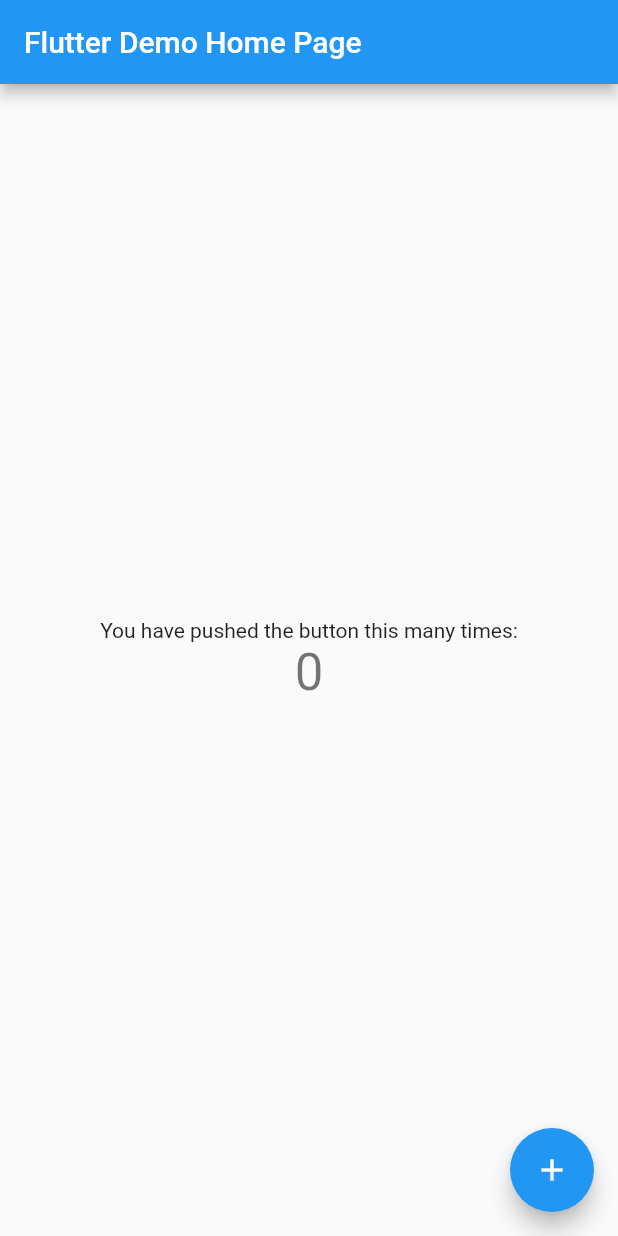
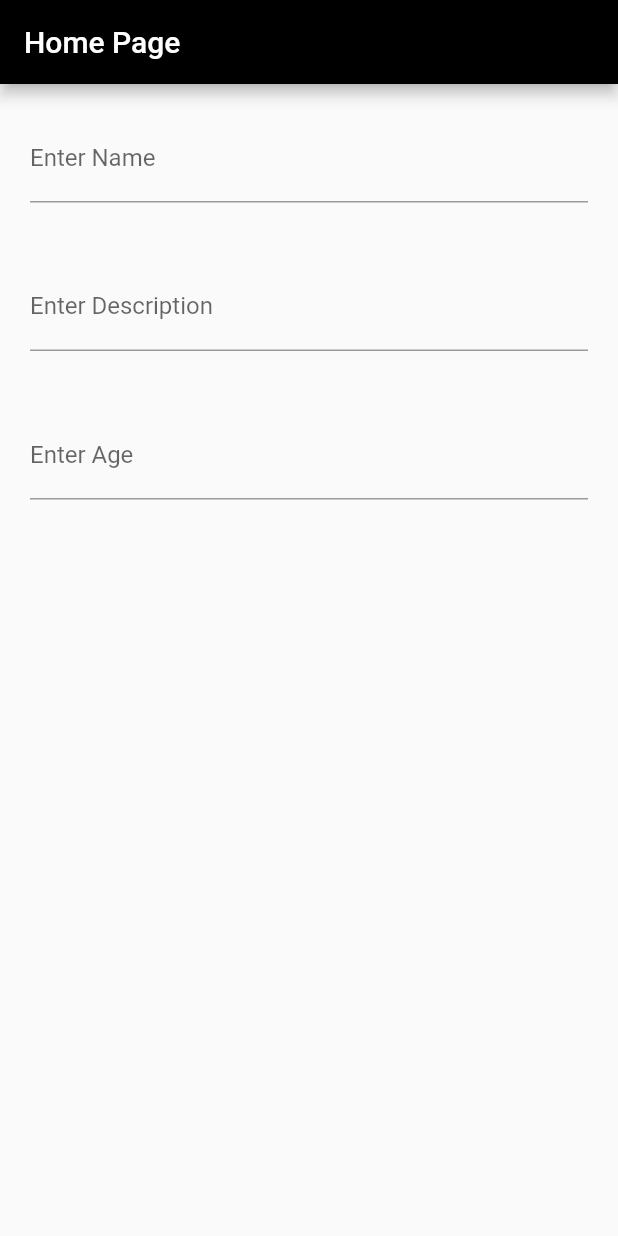
Before and after one commit to back-tosquare/sample_snippets, a Flutter app: the screen it shows after launch, on a phone screen of 412 x 824 dp. Run offline on Flutter 3.47's test engine with Material 2 defaults, Android fonts, the phone set to English and light mode, and no system bars.

Commit message:
Basic Form

```diff
--- /dev/null
+++ b/lib/MainConfiguration/MyTheme.dart
@@ -0,0 +1,10 @@
+import 'package:flutter/material.dart';
+
+mixin MyTheme {
+  ThemeData get getTheme {
+    return ThemeData(
+        appBarTheme: AppBarTheme(
+      color: Colors.black,
+    ));
+  }
+}
--- /dev/null
+++ b/lib/Pages/HomePage/BasicForm.dart
@@ -0,0 +1,83 @@
+import 'package:flutter/material.dart';
+
+import './MyTextInput.dart';
+
+class BasicForm extends StatefulWidget {
+  @override
+  _BasicFormState createState() => _BasicFormState();
+}
+
+class _BasicFormState extends State<BasicForm> {
+  final FocusNode _nameFocusNode = FocusNode();
+  final FocusNode _ageFocusNode = FocusNode();
+  final FocusNode _descriptionFocusNode = FocusNode();
+
+  final GlobalKey<FormState> _myFormKey = GlobalKey<FormState>();
+
+  Map<String, String> myFormValue = {
+    "name": "",
+    "description": "",
+    "age": "",
+  };
+
+  void dispose() {
+    _nameFocusNode.dispose();
+    _ageFocusNode.dispose();
+
+    super.dispose();
+  }
+
+  void formSaveHandler() {
+    _myFormKey.currentState.save();
+    debugPrint("$myFormValue");
+  }
+
+  void focusChangeTo(BuildContext context, FocusNode toFocus) {
+    FocusScope.of(context).requestFocus(toFocus);
+  }
+
+  @override
+  Widget build(BuildContext context) {
+    return Form(
+      key: _myFormKey,
+      child: SingleChildScrollView(
+        child: Column(
+          crossAxisAlignment: CrossAxisAlignment.start,
+          children: <Widget>[
+            MyTextInput(
+              label: "Enter Name",
+              focusNode: _nameFocusNode,
+              submitHandler: (_) {
+                focusChangeTo(context, _descriptionFocusNode);
+              },
+              onSavedHandler: (value) {
+                myFormValue["name"] = value;
+              },
+            ),
+            MyTextInput(
+              label: "Enter Description",
+              focusNode: _descriptionFocusNode,
+              submitHandler: (_) {
+                focusChangeTo(context, _ageFocusNode);
+              },
+              onSavedHandler: (value) {
+                myFormValue["description"] = value;
+              },
+            ),
+            MyTextInput(
+              label: "Enter Age",
+              focusNode: _ageFocusNode,
+              keyboardType: TextInputType.number,
+              submitHandler: (_) {
+                formSaveHandler();
+              },
+              onSavedHandler: (value) {
+                myFormValue["age"] = value;
+              },
+            ),
+          ],
+        ),
+      ),
+    );
+  }
+}
--- /dev/null
+++ b/lib/Pages/HomePage/HomePage.dart
@@ -0,0 +1,15 @@
+import 'package:flutter/material.dart';
+
+import './BasicForm.dart';
+
+class HomePage extends StatelessWidget {
+  @override
+  Widget build(BuildContext context) {
+    return Scaffold(
+      appBar: AppBar(
+        title: Text("Home Page"),
+      ),
+      body: BasicForm(),
+    );
+  }
+}
--- /dev/null
+++ b/lib/Pages/HomePage/MyTextInput.dart
@@ -0,0 +1,31 @@
+import 'package:flutter/material.dart';
+
+class MyTextInput extends StatelessWidget {
+  final FocusNode focusNode;
+  final String label;
+  final Function submitHandler;
+  final TextInputType keyboardType;
+  final Function onSavedHandler;
+
+  const MyTextInput({
+    @required this.focusNode,
+    @required this.label,
+    this.submitHandler,
+    this.keyboardType = TextInputType.text,
+    this.onSavedHandler, // Default Value
+  });
+
+  @override
+  Widget build(BuildContext context) {
+    return Padding(
+      padding: EdgeInsets.all(20),
+      child: TextFormField(
+        decoration: InputDecoration(labelText: label),
+        focusNode: focusNode,
+        onFieldSubmitted: submitHandler,
+        keyboardType: keyboardType,
+        onSaved: onSavedHandler,
+      ),
+    );
+  }
+}
--- a/lib/main.dart
+++ b/lib/main.dart
@@ -1,117 +1,20 @@
 import 'package:flutter/material.dart';
+
+import './MainConfiguration/MyTheme.dart';
+
+import './Pages/HomePage/HomePage.dart';
 
 void main() {
   runApp(MyApp());
 }
 
-class MyApp extends StatelessWidget {
-  // This widget is the root of your application.
+class MyApp extends StatelessWidget with MyTheme {
   @override
   Widget build(BuildContext context) {
     return MaterialApp(
-      title: 'Flutter Demo',
-      theme: ThemeData(
-        // This is the theme of your application.
-        //
-        // Try running your application with "flutter run". You'll see the
-        // application has a blue toolbar. Then, without quitting the app, try
-        // changing the primarySwatch below to Colors.green and then invoke
-        // "hot reload" (press "r" in the console where you ran "flutter run",
-        // or simply save your changes to "hot reload" in a Flutter IDE).
-        // Notice that the counter didn't reset back to zero; the application
-        // is not restarted.
-        primarySwatch: Colors.blue,
-        // This makes the visual density adapt to the platform that you run
-        // the app on. For desktop platforms, the controls will be smaller and
-        // closer together (more dense) than on mobile platforms.
-        visualDensity: VisualDensity.adaptivePlatformDensity,
-      ),
-      home: MyHomePage(title: 'Flutter Demo Home Page'),
+      home: HomePage(),
+      title: "Sample Snippets",
+      theme: getTheme,
     );
   }
 }
-
-class MyHomePage extends StatefulWidget {
-  MyHomePage({Key key, this.title}) : super(key: key);
-
-  // This widget is the home page of your application. It is stateful, meaning
-  // that it has a State object (defined below) that contains fields that affect
-  // how it looks.
-
-  // This class is the configuration for the state. It holds the values (in this
-  // case the title) provided by the parent (in this case the App widget) and
-  // used by the build method of the State. Fields in a Widget subclass are
-  // always marked "final".
-
-  final String title;
-
-  @override
-  _MyHomePageState createState() => _MyHomePageState();
-}
-
-class _MyHomePageState extends State<MyHomePage> {
-  int _counter = 0;
-
-  void _incrementCounter() {
-    setState(() {
-      // This call to setState tells the Flutter framework that something has
-      // changed in this State, which causes it to rerun the build method below
-      // so that the display can reflect the updated values. If we changed
-      // _counter without calling setState(), then the build method would not be
-      // called again, and so nothing would appear to happen.
-      _counter++;
-    });
-  }
-
-  @override
-  Widget build(BuildContext context) {
-    // This method is rerun every time setState is called, for instance as done
-    // by the _incrementCounter method above.
-    //
-    // The Flutter framework has been optimized to make rerunning build methods
-    // fast, so that you can just rebuild anything that needs updating rather
-    // than having to individually change instances of widgets.
-    return Scaffold(
-      appBar: AppBar(
-        // Here we take the value from the MyHomePage object that was created by
-        // the App.build method, and use it to set our appbar title.
-        title: Text(widget.title),
-      ),
-      body: Center(
-        // Center is a layout widget. It takes a single child and positions it
-        // in the middle of the parent.
-        child: Column(
-          // Column is also a layout widget. It takes a list of children and
-          // arranges them vertically. By default, it sizes itself to fit its
-          // children horizontally, and tries to be as tall as its parent.
-          //
-          // Invoke "debug painting" (press "p" in the console, choose the
-          // "Toggle Debug Paint" action from the Flutter Inspector in Android
-          // Studio, or the "Toggle Debug Paint" command in Visual Studio Code)
-          // to see the wireframe for each widget.
-          //
-          // Column has various properties to control how it sizes itself and
-          // how it positions its children. Here we use mainAxisAlignment to
-          // center the children vertically; the main axis here is the vertical
-          // axis because Columns are vertical (the cross axis would be
-          // horizontal).
-          mainAxisAlignment: MainAxisAlignment.center,
-          children: <Widget>[
-            Text(
-              'You have pushed the button this many times:',
-            ),
-            Text(
-              '$_counter',
-              style: Theme.of(context).textTheme.headline4,
-            ),
-          ],
-        ),
-      ),
-      floatingActionButton: FloatingActionButton(
-        onPressed: _incrementCounter,
-        tooltip: 'Increment',
-        child: Icon(Icons.add),
-      ), // This trailing comma makes auto-formatting nicer for build methods.
-    );
-  }
-}
```
Also changed, not shown: 1 other file.
